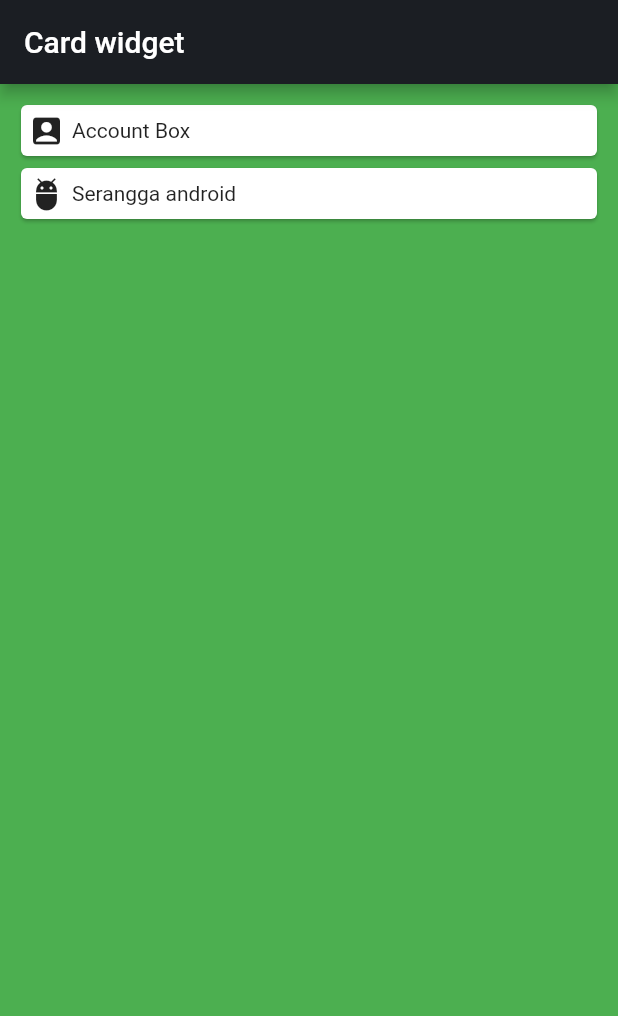
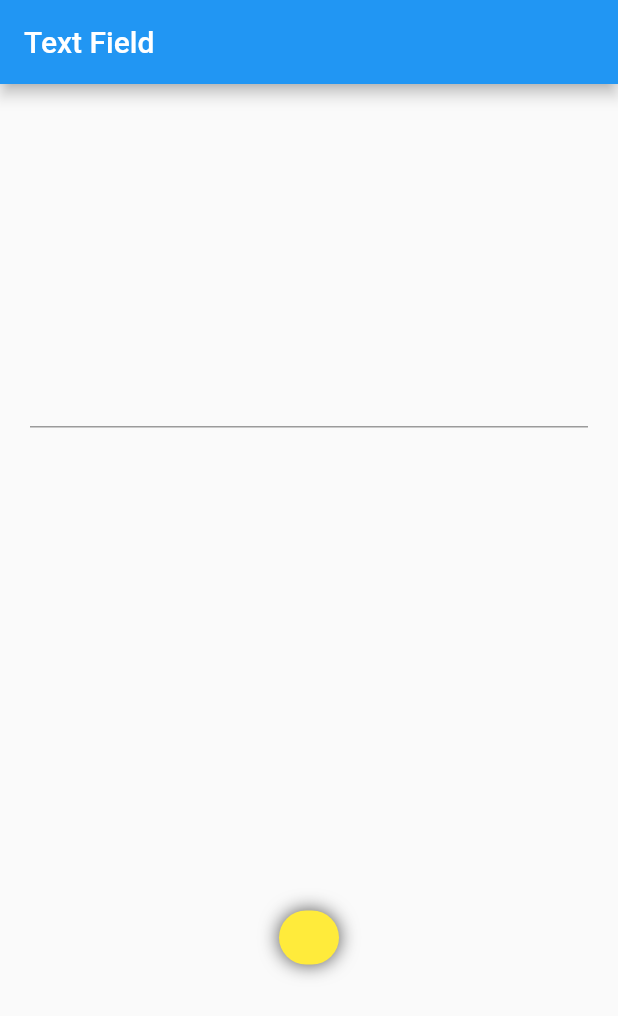
Before and after one commit to gunzxx/Flutter-Learn, a Flutter app: the screen it shows after launch, on a phone screen of 412 x 824 dp. Shown: the top 1016 px of the screen. Run offline on Flutter 3.47's test engine with Material 2 defaults, Android fonts, the phone set to English and light mode, and no system bars.

Commit message:
text field

```diff
--- a/f_01/lib/main.dart
+++ b/f_01/lib/main.dart
@@ -5,43 +5,52 @@ import 'package:flutter/material.dart';
 
 void main() => runApp(const MyApp());
 
-class MyApp extends StatelessWidget {
+class MyApp extends StatefulWidget {
   const MyApp({super.key});
+
+  @override
+  State<MyApp> createState() => _MyAppState();
+}
+
+class _MyAppState extends State<MyApp> {
+  TextEditingController controller = TextEditingController();
 
   @override
   Widget build(BuildContext context) {
     return MaterialApp(
-      debugShowCheckedModeBanner: false,
       home: Scaffold(
-        backgroundColor: Colors.green,
-        appBar: AppBar(
-          backgroundColor: Color(0xFF1b1e23),
-          title: Text("Card widget"),
-        ),
+        appBar: AppBar(title: Text("Text Field")),
         body: Container(
-          margin: EdgeInsets.all(10),
-          child: ListView(
+          margin: EdgeInsets.all(20),
+          child: Column(
+            mainAxisAlignment: MainAxisAlignment.spaceAround,
             children: [
-              buildCard(Icons.account_box, "Account Box"),
-              buildCard(Icons.adb, "Serangga android"),
+              TextField(
+                controller: controller,
+                onChanged: (value) {
+                  setState(() {});
+                },
+                // obscureText: true,
+              ),
+              Container(
+                decoration: BoxDecoration(
+                    borderRadius: BorderRadius.circular(20),
+                    color: Colors.yellow,
+                    boxShadow: [
+                      BoxShadow(
+                        color: Color.fromRGBO(0, 0, 0, .7),
+                        offset: Offset(0, 0),
+                        blurRadius: 10,
+                      )
+                    ]),
+                padding:
+                    EdgeInsets.only(top: 10, bottom: 10, left: 20, right: 20),
+                child: Text(controller.text),
+              ),
             ],
           ),
         ),
       ),
     );
   }
-
-  Card buildCard(IconData iconData, String teksBox) {
-    return Card(
-      child: Row(
-        children: [
-          Container(
-            margin: EdgeInsets.all(5),
-            child: Icon(iconData),
-          ),
-          Text(teksBox),
-        ],
-      ),
-    );
-  }
 }
```
